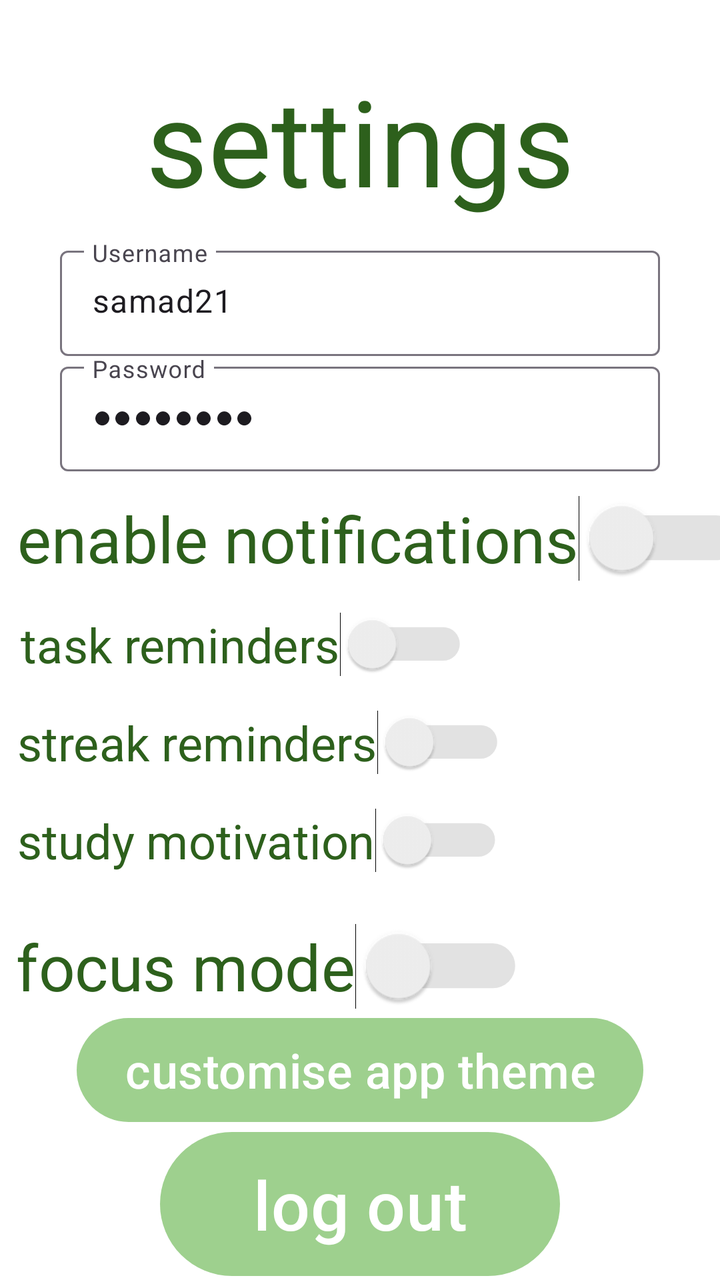
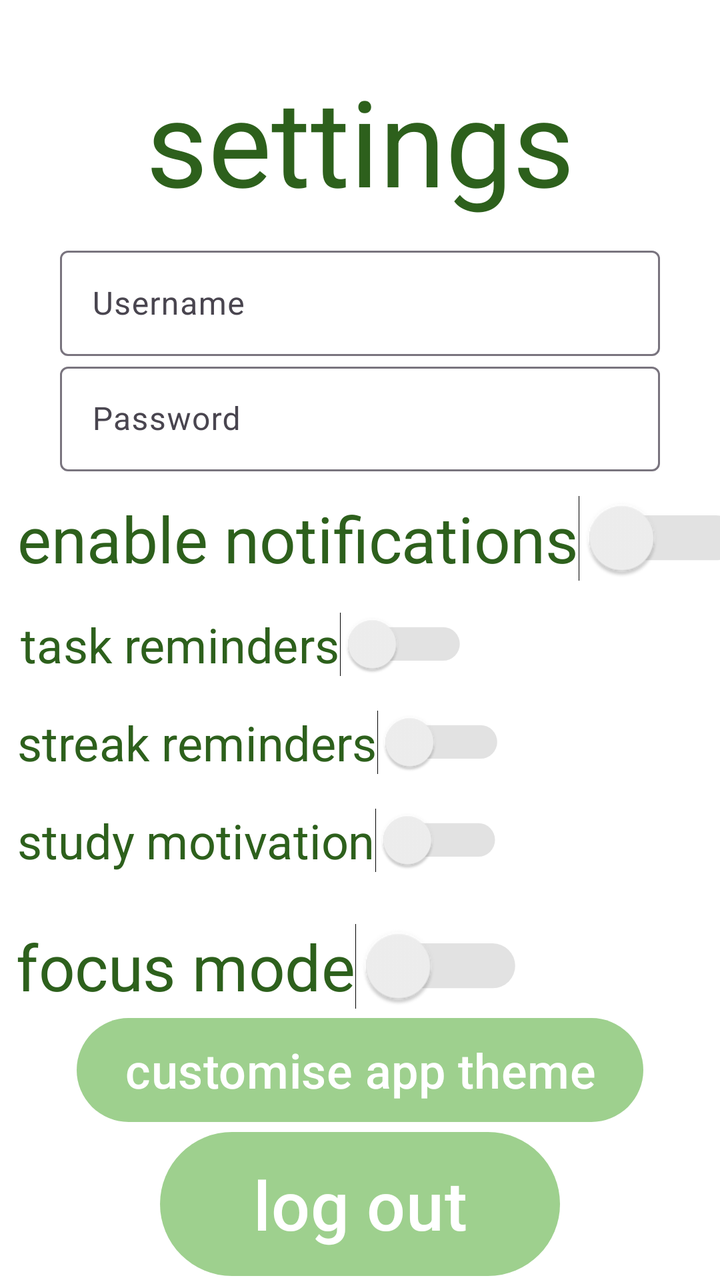

The first picture is an Android layout as it rendered before a commit; the second is the same layout after the commit. The layout source and the unified diff follow.
<!-- AndroidManifest.xml: application theme Theme.Zen -->
<!-- res/layout/fragment_settings.xml -->
<?xml version="1.0" encoding="utf-8"?>
<FrameLayout xmlns:android="http://schemas.android.com/apk/res/android"
    xmlns:app="http://schemas.android.com/apk/res-auto"
    xmlns:tools="http://schemas.android.com/tools"
    android:layout_width="match_parent"
    android:layout_height="match_parent"
    android:background="@color/white"
    tools:context=".Settings" >

    <androidx.constraintlayout.widget.ConstraintLayout
        android:layout_width="match_parent"
        android:layout_height="match_parent">

        <TextView
            android:id="@+id/settingsTitle"
            android:layout_width="wrap_content"
            android:layout_height="wrap_content"
            android:layout_marginTop="30dp"
            android:text="settings"
            android:textColor="@color/dark_green"
            android:textSize="60sp"
            app:layout_constraintEnd_toEndOf="parent"
            app:layout_constraintStart_toStartOf="parent"
            app:layout_constraintTop_toTopOf="parent" />

        <LinearLayout
            android:id="@+id/linearLayout2"
            android:layout_width="0dp"
            android:layout_height="0dp"
            android:layout_marginTop="10dp"
            android:gravity="center"
            android:orientation="vertical"
            app:layout_constraintBottom_toBottomOf="parent"
            app:layout_constraintEnd_toEndOf="parent"
            app:layout_constraintStart_toStartOf="parent"
            app:layout_constraintTop_toBottomOf="@+id/settingsTitle">

            <com.google.android.material.textfield.TextInputLayout
                android:id="@+id/usernameTextInputLayout"
                android:layout_width="300dp"
                android:layout_height="wrap_content"
                android:layout_weight="1">

                <com.google.android.material.textfield.TextInputEditText
                    android:id="@+id/usernameTextInput"
                    android:layout_width="match_parent"
                    android:layout_height="wrap_content"
                    android:hint="Username"
                    android:text="samad21" />
            </com.google.android.material.textfield.TextInputLayout>

            <com.google.android.material.textfield.TextInputLayout
                android:id="@+id/passwordTextInputLayout"
                android:layout_width="300dp"
                android:layout_height="wrap_content"
                android:layout_weight="1"
                app:passwordToggleEnabled="false">

                <com.google.android.material.textfield.TextInputEditText
                    android:id="@+id/passwordTextInput"
                    android:layout_width="match_parent"
                    android:layout_height="wrap_content"
                    android:hint="Password"
                    android:text="●●●●●●●●" />
            </com.google.android.material.textfield.TextInputLayout>

            <androidx.constraintlayout.widget.ConstraintLayout
                android:layout_width="match_parent"
                android:layout_height="wrap_content"
                android:layout_weight="1">

                <Switch
                    android:id="@+id/switch1"
                    android:layout_width="wrap_content"
                    android:layout_height="wrap_content"
                    android:layout_marginTop="10dp"
                    android:layout_weight="1"
                    android:paddingStart="65dp"
                    android:paddingTop="10dp"
                    android:paddingEnd="50dp"
                    android:paddingBottom="10dp"
                    android:scaleX="1.6"
                    android:scaleY="1.6"
                    android:text="enable notifications"
                    android:textColor="@color/dark_green"
                    android:textSize="20sp"
                    android:trackTint="@color/switch_track"
                    android:thumbTint="@color/switch_thumb"
                    app:layout_constraintEnd_toEndOf="parent"
                    app:layout_constraintStart_toStartOf="parent"
                    app:layout_constraintTop_toTopOf="parent" />

                <Switch
                    android:id="@+id/switch3"
                    android:layout_width="wrap_content"
                    android:layout_height="wrap_content"
                    android:layout_marginTop="10dp"
                    android:layout_weight="1"
                    android:paddingStart="20dp"
                    android:paddingTop="6dp"
                    android:paddingEnd="10dp"
                    android:paddingBottom="6dp"
                    android:scaleX="1.2"
                    android:scaleY="1.2"
                    android:text="task reminders"
                    android:textColor="@color/dark_green"
                    android:textSize="20sp"
                    android:trackTint="@color/switch_track"
                    android:thumbTint="@color/switch_thumb"
                    app:layout_constraintStart_toStartOf="@+id/switch1"
                    app:layout_constraintTop_toBottomOf="@+id/switch1" />

                <Switch
                    android:id="@+id/switch4"
                    android:layout_width="wrap_content"
                    android:layout_height="wrap_content"
                    android:layout_marginTop="10dp"
                    android:layout_weight="1"
                    android:paddingStart="20dp"
                    android:paddingTop="6dp"
                    android:paddingEnd="10dp"
                    android:paddingBottom="6dp"
                    android:scaleX="1.2"
                    android:scaleY="1.2"
                    android:text="study motivation"
                    android:textColor="@color/dark_green"
                    android:textSize="20sp"
                    android:trackTint="@color/switch_track"
                    android:thumbTint="@color/switch_thumb"
                    app:layout_constraintStart_toStartOf="@+id/switch5"
                    app:layout_constraintTop_toBottomOf="@+id/switch5" />

                <Switch
                    android:id="@+id/switch5"
                    android:layout_width="wrap_content"
                    android:layout_height="wrap_content"
                    android:layout_marginTop="10dp"
                    android:layout_weight="1"
                    android:paddingStart="20dp"
                    android:paddingTop="6dp"
                    android:paddingEnd="10dp"
                    android:paddingBottom="6dp"
                    android:scaleX="1.2"
                    android:scaleY="1.2"
                    android:text="streak reminders"
                    android:textColor="@color/dark_green"
                    android:textSize="20sp"
                    android:trackTint="@color/switch_track"
                    android:thumbTint="@color/switch_thumb"
                    app:layout_constraintStart_toStartOf="@+id/switch3"
                    app:layout_constraintTop_toBottomOf="@+id/switch3" />

                <Switch
                    android:id="@+id/switch6"
                    android:layout_width="wrap_content"
                    android:layout_height="wrap_content"
                    android:layout_marginTop="20dp"
                    android:layout_weight="1"
                    android:paddingStart="45dp"
                    android:paddingTop="10dp"
                    android:paddingEnd="35dp"
                    android:paddingBottom="10dp"
                    android:scaleX="1.6"
                    android:scaleY="1.6"
                    android:text="focus mode"
                    android:textColor="@color/dark_green"
                    android:textSize="20sp"
                    android:trackTint="@color/switch_track"
                    android:thumbTint="@color/switch_thumb"
                    app:layout_constraintStart_toStartOf="@+id/switch4"
                    app:layout_constraintTop_toBottomOf="@+id/switch4" />

                <Button
                    android:id="@+id/button6"
                    android:layout_width="wrap_content"
                    android:layout_height="60dp"
                    android:text="customise app theme"
                    android:textColor="@color/white"
                    android:textSize="24sp"
                    app:layout_constraintBottom_toBottomOf="parent"
                    app:layout_constraintEnd_toEndOf="parent"
                    app:layout_constraintStart_toStartOf="parent"
                    app:layout_constraintTop_toBottomOf="@+id/switch6" />

            </androidx.constraintlayout.widget.ConstraintLayout>

            <androidx.constraintlayout.widget.ConstraintLayout
                android:layout_width="wrap_content"
                android:layout_height="wrap_content"
                android:layout_weight="1">

                <Button
                    android:id="@+id/button5"
                    android:layout_width="200dp"
                    android:layout_height="80dp"
                    android:text="log out"
                    android:textColor="@color/white"
                    android:textSize="34sp"
                    app:layout_constraintBottom_toBottomOf="parent"
                    app:layout_constraintEnd_toEndOf="parent"
                    app:layout_constraintStart_toStartOf="parent"
                    app:layout_constraintTop_toTopOf="parent" />
            </androidx.constraintlayout.widget.ConstraintLayout>

        </LinearLayout>
    </androidx.constraintlayout.widget.ConstraintLayout>
</FrameLayout>
<!-- resources referenced by this layout -->
<resources>
  <color name="dark_green">#FF2D601C</color>
  <color name="white">#FFFFFFFF</color>
  <style name="Theme.Zen" parent="Base.Theme.Zen" />
  <style name="Base.Theme.Zen" parent="Theme.Material3.DayNight.NoActionBar">
          
          
          <item name="colorPrimary">@color/green</item>
          <item name="colorPrimaryDark">@color/dark_green</item>
          <item name="colorAccent">@color/light_green</item>
      </style>
  <color name="green">#FF9ED08E</color>
  <color name="light_green">#FFDCF2D5</color>
</resources>

<!-- the commit's change to res/layout/fragment_settings.xml (unified diff, before → after) -->
@@ -16,7 +16,7 @@
             android:layout_width="wrap_content"
             android:layout_height="wrap_content"
             android:layout_marginTop="30dp"
-            android:text="settings"
+            android:text="@string/settings"
             android:textColor="@color/dark_green"
             android:textSize="60sp"
             app:layout_constraintEnd_toEndOf="parent"
@@ -45,8 +45,8 @@
                     android:id="@+id/usernameTextInput"
                     android:layout_width="match_parent"
                     android:layout_height="wrap_content"
-                    android:hint="Username"
-                    android:text="samad21" />
+                    android:hint="@string/username"
+                    android:inputType="text" />
             </com.google.android.material.textfield.TextInputLayout>
 
             <com.google.android.material.textfield.TextInputLayout
@@ -60,8 +60,8 @@
                     android:id="@+id/passwordTextInput"
                     android:layout_width="match_parent"
                     android:layout_height="wrap_content"
-                    android:hint="Password"
-                    android:text="●●●●●●●●" />
+                    android:hint="@string/password"
+                    android:inputType="textPassword" />
             </com.google.android.material.textfield.TextInputLayout>
 
             <androidx.constraintlayout.widget.ConstraintLayout
@@ -81,7 +81,7 @@
                     android:paddingBottom="10dp"
                     android:scaleX="1.6"
                     android:scaleY="1.6"
-                    android:text="enable notifications"
+                    android:text="@string/enable_notifications"
                     android:textColor="@color/dark_green"
                     android:textSize="20sp"
                     android:trackTint="@color/switch_track"
@@ -102,7 +102,7 @@
                     android:paddingBottom="6dp"
                     android:scaleX="1.2"
                     android:scaleY="1.2"
-                    android:text="task reminders"
+                    android:text="@string/task_reminders"
                     android:textColor="@color/dark_green"
                     android:textSize="20sp"
                     android:trackTint="@color/switch_track"
@@ -122,7 +122,7 @@
                     android:paddingBottom="6dp"
                     android:scaleX="1.2"
                     android:scaleY="1.2"
-                    android:text="study motivation"
+                    android:text="@string/study_motivation"
                     android:textColor="@color/dark_green"
                     android:textSize="20sp"
                     android:trackTint="@color/switch_track"
@@ -142,7 +142,7 @@
                     android:paddingBottom="6dp"
                     android:scaleX="1.2"
                     android:scaleY="1.2"
-                    android:text="streak reminders"
+                    android:text="@string/streak_reminders"
                     android:textColor="@color/dark_green"
                     android:textSize="20sp"
                     android:trackTint="@color/switch_track"
@@ -162,7 +162,7 @@
                     android:paddingBottom="10dp"
                     android:scaleX="1.6"
                     android:scaleY="1.6"
-                    android:text="focus mode"
+                    android:text="@string/focus_mode"
                     android:textColor="@color/dark_green"
                     android:textSize="20sp"
                     android:trackTint="@color/switch_track"
@@ -171,10 +171,10 @@
                     app:layout_constraintTop_toBottomOf="@+id/switch4" />
 
                 <Button
-                    android:id="@+id/button6"
+                    android:id="@+id/themeButton"
                     android:layout_width="wrap_content"
                     android:layout_height="60dp"
-                    android:text="customise app theme"
+                    android:text="@string/customise_app_theme"
                     android:textColor="@color/white"
                     android:textSize="24sp"
                     app:layout_constraintBottom_toBottomOf="parent"
@@ -190,10 +190,10 @@
                 android:layout_weight="1">
 
                 <Button
-                    android:id="@+id/button5"
+                    android:id="@+id/logoutButton"
                     android:layout_width="200dp"
                     android:layout_height="80dp"
-                    android:text="log out"
+                    android:text="@string/log_out"
                     android:textColor="@color/white"
                     android:textSize="34sp"
                     app:layout_constraintBottom_toBottomOf="parent"
<!-- resource entries referenced after the edit -->
@@ -2,6 +2,16 @@
 <resources>
   <color name="dark_green">#FF2D601C</color>
   <color name="white">#FFFFFFFF</color>
+  <string name="customise_app_theme">customise app theme</string>
+  <string name="enable_notifications">enable notifications</string>
+  <string name="focus_mode">focus mode</string>
+  <string name="log_out">log out</string>
+  <string name="password">Password</string>
+  <string name="settings">settings</string>
+  <string name="streak_reminders">streak reminders</string>
+  <string name="study_motivation">study motivation</string>
+  <string name="task_reminders">task reminders</string>
+  <string name="username">Username</string>
   <style name="Theme.Zen" parent="Base.Theme.Zen" />
   <style name="Base.Theme.Zen" parent="Theme.Material3.DayNight.NoActionBar">
           
